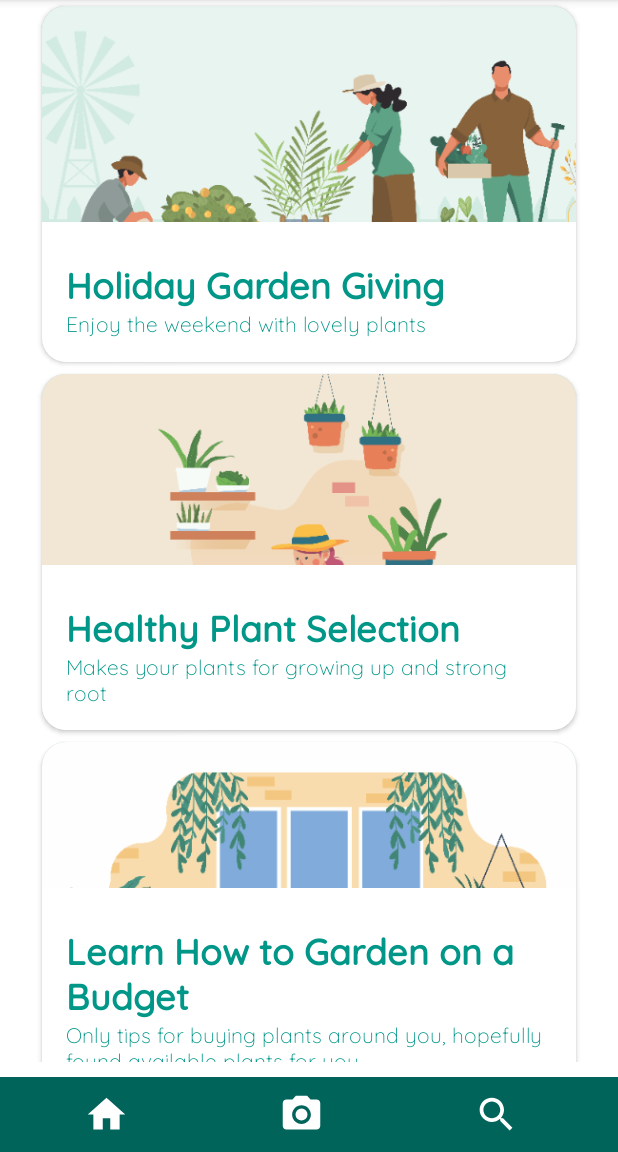
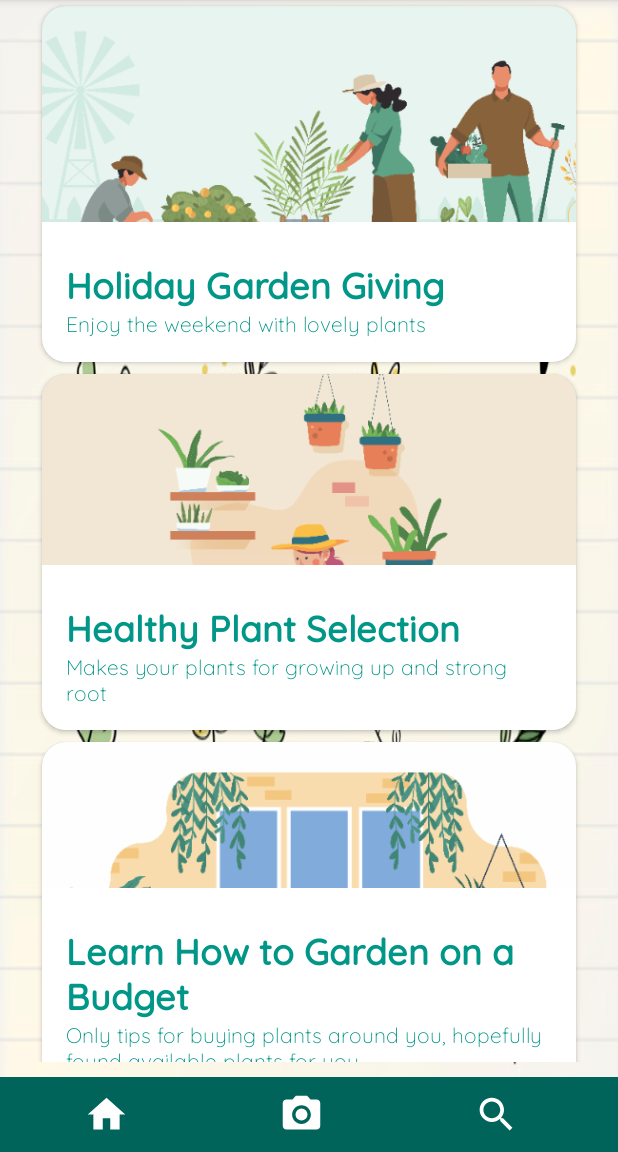
Before and after one commit to iPotassiumK/Garda, an Android app: the screen it shows after launch (MainActivity), on a phone screen of 412 x 824 dp, the part 84-1236 px from its top. Run offline under Robolectric (Android 15) with nearby library versions, the phone set to English and light mode, and no system bars; our stand-ins replace Picasso; plain views replace CirclePageIndicator; 3 statements that could not run were skipped.

Commit message:
Change Background

```diff
--- a/Mobile Development/Garda/app/src/main/res/layout/activity_main.xml
+++ b/Mobile Development/Garda/app/src/main/res/layout/activity_main.xml
@@ -3,7 +3,7 @@
     xmlns:app="http://schemas.android.com/apk/res-auto"
     xmlns:tools="http://schemas.android.com/tools"
     android:id="@+id/mainActivity"
-    android:background="@color/white"
+    android:background="@drawable/plantbg2"
     android:layout_width="match_parent"
     android:layout_height="match_parent"
     tools:context=".MainActivity">
@@ -22,7 +22,6 @@
                 android:layout_height="wrap_content"
                 android:layout_marginStart="20dp"
                 android:layout_marginTop="5dp"
-                android:background="#B8DBD8"
                 android:fontFamily="@font/quicksand_medium"
                 android:text="Hi, Planters!"
                 android:textColor="@color/warna_g"
@@ -40,7 +39,6 @@
                 android:fontFamily="@font/quicksand_medium"
                 android:text="Find Your Favorite Plant in Here"
                 android:textColor="@color/warna_g"
-                android:background="#B8DBD8"
                 android:textSize="18sp"
                 android:textStyle="bold"
                 app:layout_constraintBottom_toTopOf="@+id/slider"
@@ -78,7 +76,6 @@
                 android:layout_marginStart="20dp"
                 android:layout_marginTop="20dp"
                 android:fontFamily="@font/quicksand_medium"
-                android:background="#B8DBD8"
                 android:text="Recomendation For You"
                 android:textColor="@color/black"
                 android:textSize="18sp"
```
Also changed, not shown: Mobile Development/Garda/app/src/main/res/drawable/plantbg2.jpg (added).
